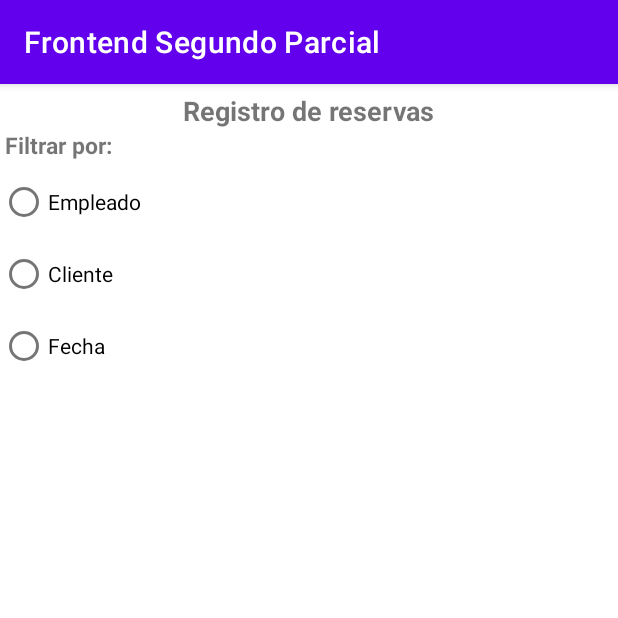
After one commit to plperez1996/tp_frontend_segundo_parcial, an Android app: the ReservaTurnosActivity screen opened directly, with no data from a screen before it, on a phone screen of 412 x 824 dp, the top half of it. The commit adds this screen. Run offline under Robolectric (Android 15) with nearby library versions, the phone set to English and light mode, and no system bars; network calls fail.

Commit message:
Agregando actividad para reserva de turnos, item para recycler, condiciones para vista principal de actividad

```diff
--- a/FrontendSegundoParcial/app/src/main/java/com/example/frontendsegundoparcial/GetAdmiministracionPacientesResponse.kt
+++ b/FrontendSegundoParcial/app/src/main/java/com/example/frontendsegundoparcial/GetAdmiministracionPacientesResponse.kt
@@ -38,5 +38,6 @@ data class Lista (
     @SerializedName("incluirLimiteDeCredito") val incluirLimiteDeCredito: String? = null,
     @SerializedName("deuda") val deuda: String? = null,
     @SerializedName("saldo") val saldo: String? = null,
-    @SerializedName("creditos") val creditos: String? = null
+    @SerializedName("creditos") val creditos: String? = null,
+    @SerializedName("fecha") val fecha: String? = null
 )
--- a/FrontendSegundoParcial/app/src/main/java/com/example/frontendsegundoparcial/MainActivity.kt
+++ b/FrontendSegundoParcial/app/src/main/java/com/example/frontendsegundoparcial/MainActivity.kt
@@ -23,12 +23,17 @@ class MainActivity : AppCompatActivity() {
         super.onCreate(savedInstanceState)
         setContentView(R.layout.activity_main)
         val btnAdmPac = findViewById<Button>(R.id.btnAdmPac)
+        val btnResTurno = findViewById<Button>(R.id.btnResTurn)
 
         btnAdmPac.setOnClickListener {
             val intent = Intent(this, AdministracionPacientesActivity::class.java)
             startActivity(intent)
         }
 
+        btnResTurno.setOnClickListener{
+            val intent = Intent(this, ReservaTurnosActivity::class.java)
+            startActivity(intent)
+        }
     }
 
 }
--- /dev/null
+++ b/FrontendSegundoParcial/app/src/main/java/com/example/frontendsegundoparcial/ReservaTurnosActivity.kt
@@ -0,0 +1,66 @@
+package com.example.frontendsegundoparcial
+
+import androidx.appcompat.app.AppCompatActivity
+import android.os.Bundle
+import android.view.View
+import android.widget.Button
+import android.widget.EditText
+import android.widget.RadioButton
+import android.widget.RadioGroup
+import android.widget.Toast
+
+class ReservaTurnosActivity : AppCompatActivity() {
+    private lateinit var rgOptions : RadioGroup
+    private lateinit var etFechaDesde : EditText
+    private lateinit var etFechaHasta : EditText
+    private lateinit var btnBuscar : Button
+
+    override fun onCreate(savedInstanceState: Bundle?) {
+        super.onCreate(savedInstanceState)
+        setContentView(R.layout.activity_reserva_turnos)
+
+        rgOptions = findViewById(R.id.rg_filtrado)
+        etFechaDesde = findViewById(R.id.et_fecha_desde)
+        etFechaHasta = findViewById(R.id.et_fecha_hasta)
+        btnBuscar = findViewById(R.id.btn_buscar)
+
+        rgOptions.setOnCheckedChangeListener(
+            RadioGroup.OnCheckedChangeListener{
+                group, checkedId ->
+                val radio:  RadioButton = findViewById(checkedId)
+                agregarCampos(radio.text)
+
+            }
+        )
+
+    }
+
+
+
+    private fun agregarCampos(opcion: CharSequence){
+        when(opcion){
+            "Empleado" ->{
+                btnBuscar.visibility = View.VISIBLE
+                etFechaDesde.visibility = View.VISIBLE
+                etFechaDesde.hint = getString(R.string.empleado)
+                etFechaHasta.visibility = View.GONE
+            }
+
+            "Cliente" ->{
+                btnBuscar.visibility = View.VISIBLE
+                etFechaDesde.visibility = View.VISIBLE
+                etFechaDesde.hint = getString(R.string.cliente)
+                etFechaHasta.visibility = View.GONE
+            }
+
+            "Fecha" ->{
+                btnBuscar.visibility = View.VISIBLE
+                etFechaDesde.visibility = View.VISIBLE
+                etFechaDesde.hint = getString(R.string.fecha_desde)
+                etFechaHasta.visibility = View.VISIBLE
+                etFechaHasta.hint = getString(R.string.fecha_hasta)
+            }
+
+        }
+    }
+}
--- /dev/null
+++ b/FrontendSegundoParcial/app/src/main/res/layout/activity_reserva_turnos.xml
@@ -0,0 +1,91 @@
+<?xml version="1.0" encoding="utf-8"?>
+<androidx.constraintlayout.widget.ConstraintLayout xmlns:android="http://schemas.android.com/apk/res/android"
+    xmlns:app="http://schemas.android.com/apk/res-auto"
+    xmlns:tools="http://schemas.android.com/tools"
+    android:layout_width="match_parent"
+    android:layout_height="match_parent"
+    tools:context=".ReservaTurnosActivity">
+
+    <TextView
+        android:id="@+id/tv_titulo_reserva"
+        android:layout_width="wrap_content"
+        android:layout_height="wrap_content"
+        app:layout_constraintTop_toTopOf="parent"
+        app:layout_constraintStart_toStartOf="parent"
+        app:layout_constraintEnd_toEndOf="parent"
+        android:layout_marginTop="5dp"
+        android:textStyle="bold"
+        android:textSize="18sp"
+        android:text="@string/registro_de_reservas"/>
+
+    <TextView
+        android:id="@+id/tv_filtrar_por"
+        android:layout_width="wrap_content"
+        android:layout_height="wrap_content"
+        android:textSize="15sp"
+        android:textStyle="bold"
+        app:layout_constraintStart_toStartOf="parent"
+        app:layout_constraintTop_toBottomOf="@id/tv_titulo_reserva"
+        android:layout_marginStart="3dp"
+        android:text="@string/filtrar_por"/>
+
+    <RadioGroup
+        android:id="@+id/rg_filtrado"
+        android:layout_width="wrap_content"
+        android:layout_height="wrap_content"
+        app:layout_constraintStart_toStartOf="parent"
+        app:layout_constraintTop_toBottomOf="@id/tv_filtrar_por"
+        android:layout_marginTop="3dp">
+
+        <RadioButton
+            android:layout_width="wrap_content"
+            android:layout_height="wrap_content"
+            android:text="@string/empleado"/>
+
+        <RadioButton
+            android:layout_width="wrap_content"
+            android:layout_height="wrap_content"
+            android:text="@string/cliente"/>
+
+        <RadioButton
+            android:layout_width="wrap_content"
+            android:layout_height="wrap_content"
+            android:text="@string/fecha"/>
+
+    </RadioGroup>
+
+    <EditText
+        android:id="@+id/et_fecha_desde"
+        android:layout_width="wrap_content"
+        android:layout_height="wrap_content"
+        app:layout_constraintTop_toBottomOf="@id/rg_filtrado"
+        app:layout_constraintStart_toStartOf="parent"
+        android:hint="@string/fecha_desde"
+        android:importantForAutofill="no"
+        android:inputType="text"
+        android:visibility="gone"/>
+
+    <EditText
+        android:id="@+id/et_fecha_hasta"
+        android:layout_width="wrap_content"
+        android:layout_height="wrap_content"
+        app:layout_constraintTop_toTopOf="@id/et_fecha_desde"
+        app:layout_constraintStart_toEndOf="@id/et_fecha_desde"
+        android:layout_marginStart="20dp"
+        android:inputType="text"
+        android:importantForAutofill="no"
+        android:hint="@string/fecha_hasta"
+        android:visibility="gone"/>
+
+    <Button
+        android:id="@+id/btn_buscar"
+        android:layout_width="wrap_content"
+        android:layout_height="wrap_content"
+        app:layout_constraintEnd_toEndOf="parent"
+        app:layout_constraintTop_toBottomOf="@id/rg_filtrado"
+        android:layout_marginEnd="20dp"
+        android:text="@string/buscar"
+        android:visibility="gone"/>
+
+
+</androidx.constraintlayout.widget.ConstraintLayout>
--- a/FrontendSegundoParcial/app/src/main/res/values/strings.xml
+++ b/FrontendSegundoParcial/app/src/main/res/values/strings.xml
@@ -1,3 +1,16 @@
 <resources>
     <string name="app_name">Frontend Segundo Parcial</string>
+    <string name="fisioterapeuta">Fisioterapeuta</string>
+    <string name="paciente">Paciente</string>
+    <string name="fecha">Fecha</string>
+    <string name="observacion">Observación</string>
+    <string name="guardar">Guardar</string>
+    <string name="cancelar">cancelar</string>
+    <string name="registro_de_reservas">Registro de reservas</string>
+    <string name="filtrar_por">Filtrar por:</string>
+    <string name="empleado">Empleado</string>
+    <string name="cliente">Cliente</string>
+    <string name="fecha_desde">Fecha desde</string>
+    <string name="fecha_hasta">Fecha hasta</string>
+    <string name="buscar">buscar</string>
 </resources>
```
Also changed, not shown: FrontendSegundoParcial/app/src/main/AndroidManifest.xml (+7 -0 lines), FrontendSegundoParcial/app/src/main/res/layout/item_reserva_rv.xml (added, +97 -0 lines).
